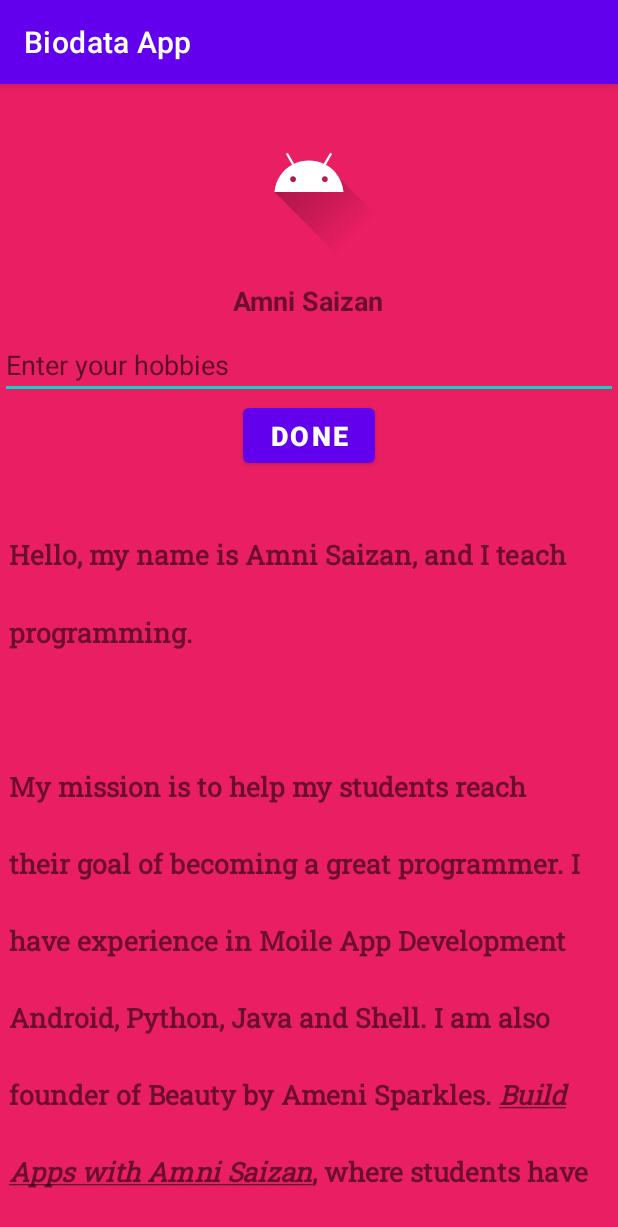
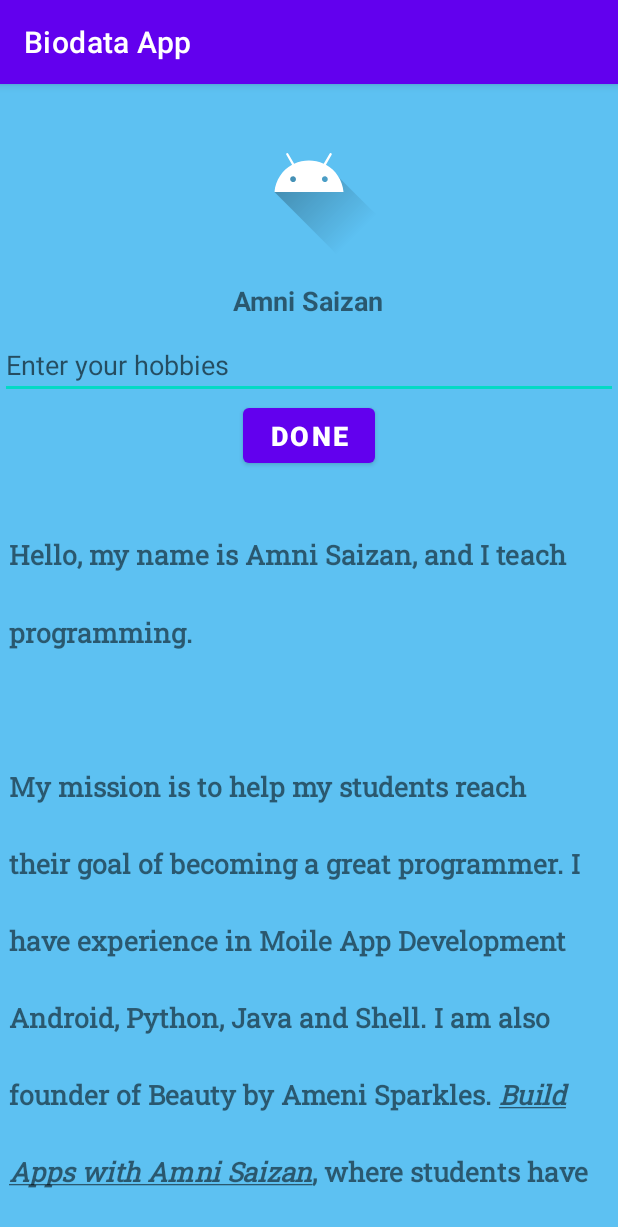
Before and after one commit to mohdfadhlijalil/fypproject, an Android app: the screen it shows after launch (MainActivity), on a phone screen of 412 x 824 dp. Shown: the top 1227 px of the screen. Run offline under Robolectric (Android 15) with nearby library versions, the phone set to English and light mode, and no system bars.

Commit message:
Update activity_main.xml
Change background color code to Blue

```diff
--- a/app/src/main/res/layout/activity_main.xml
+++ b/app/src/main/res/layout/activity_main.xml
@@ -4,7 +4,7 @@
     xmlns:tools="http://schemas.android.com/tools"
     android:layout_width="match_parent"
     android:layout_height="wrap_content"
-    android:background="#E91E63"
+    android:background="#5DC1F2"
     android:orientation="vertical"
     tools:context=".MainActivity">
 
```
